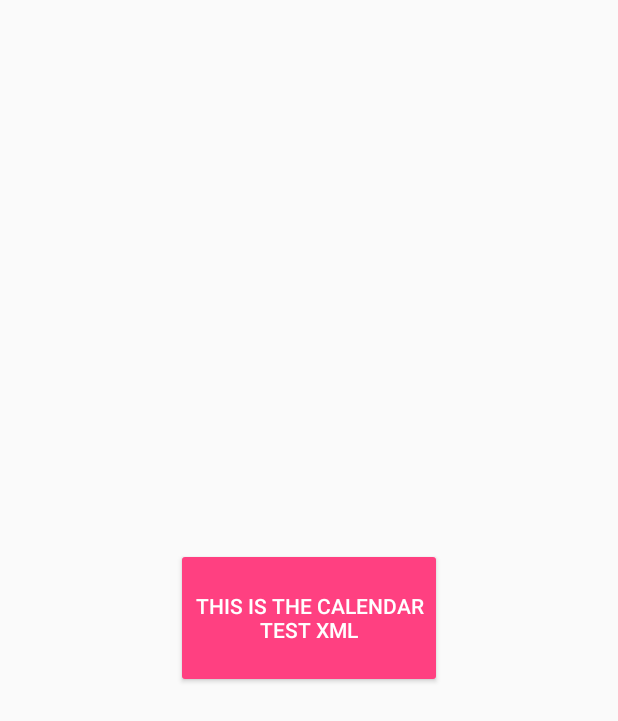
After one commit to tobinjo/TO426App, an Android app: the layout calendar_test.xml on its own in the app's theme, with its tools: preview values and no code run, on a phone screen of 412 x 824 dp. The commit adds this screen. Shown: the top 721 px of the screen. Run offline under Robolectric (Android 15) with nearby library versions, the phone set to English and light mode, and no system bars.

Commit message:
#changes with button w/functionality going to Calendar page (import xml)

```diff
--- /dev/null
+++ b/app/src/main/res/layout/calendar_test.xml
@@ -0,0 +1,19 @@
+<?xml version="1.0" encoding="utf-8"?>
+<android.support.constraint.ConstraintLayout xmlns:android="http://schemas.android.com/apk/res/android"
+    xmlns:app="http://schemas.android.com/apk/res-auto"
+    xmlns:tools="http://schemas.android.com/tools"
+    android:layout_width="match_parent"
+    android:layout_height="match_parent">
+
+    <Button
+        android:id="@+id/buttonSample"
+        style="@style/Widget.AppCompat.Button.Colored"
+        android:layout_width="177dp"
+        android:layout_height="93dp"
+        android:text="This is the Calendar Test XML"
+        app:layout_constraintBottom_toBottomOf="parent"
+        app:layout_constraintEnd_toEndOf="parent"
+        app:layout_constraintHorizontal_bias="0.5"
+        app:layout_constraintStart_toStartOf="parent"
+        app:layout_constraintTop_toTopOf="parent" />
+</android.support.constraint.ConstraintLayout>
```
Also changed, not shown: app/src/main/AndroidManifest.xml (+9 -3 lines), app/src/main/java/com/example/johntobin/thescheduleviz/CalendarTest.java (+8 -1 lines), app/src/main/java/com/example/johntobin/thescheduleviz/MainActivity.java (+14 -10 lines).
